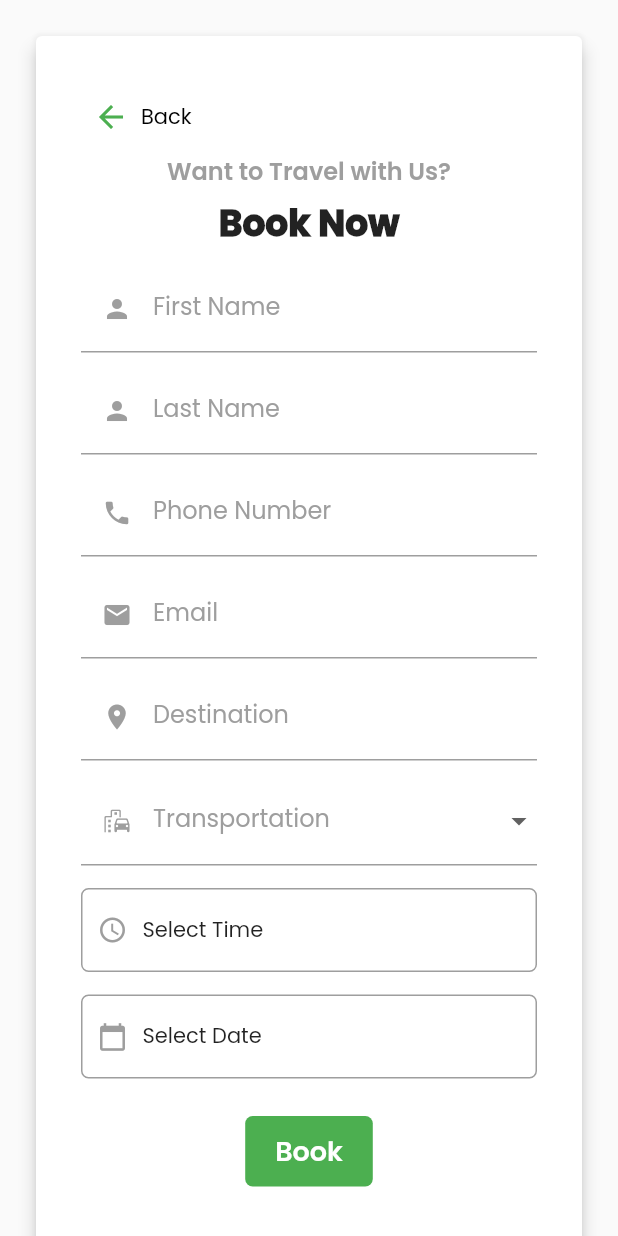
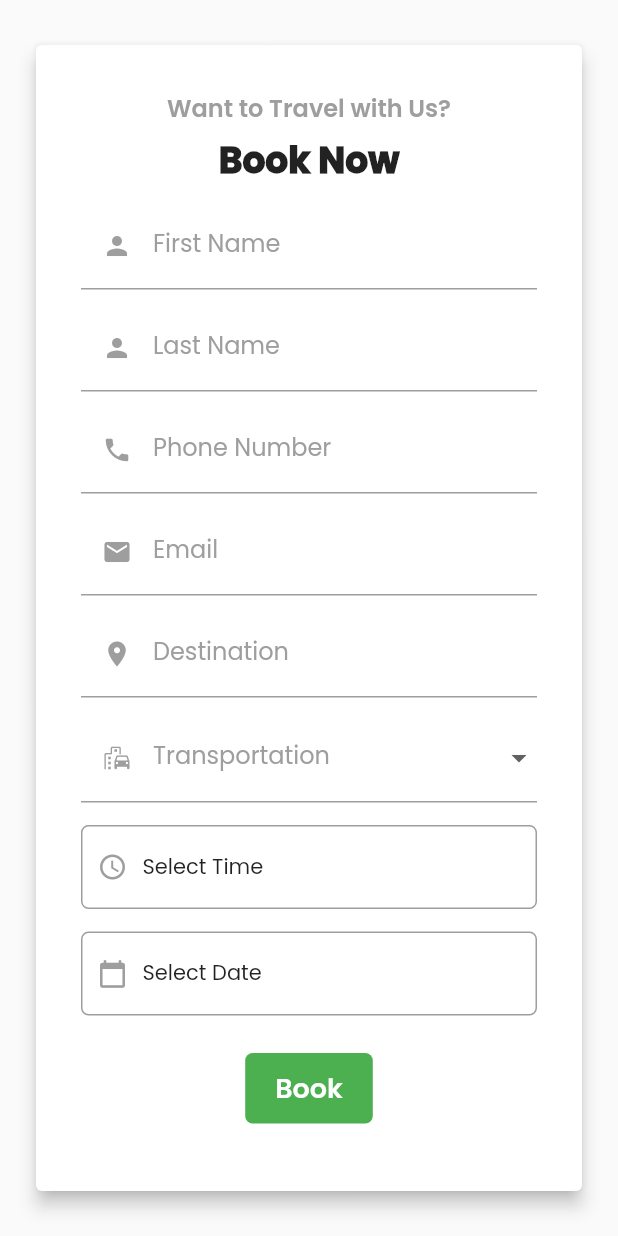
Before and after one commit to eenlpe1/Naga-Yon, a Flutter app: the BookScreen screen opened directly, after a tap on "Book", on a phone screen of 412 x 824 dp. Run offline on Flutter 3.47's test engine with Material 2 defaults, Android fonts, the phone set to English and light mode, and no system bars; network calls fail; statements that could not run were skipped.

Commit message:
Update booking

```diff
--- a/lib/screens/bookingscreen.dart
+++ b/lib/screens/bookingscreen.dart
@@ -2,6 +2,8 @@ import 'package:finalproject/screens/homescreen.dart';
 import 'package:flutter/material.dart';
 import 'package:http/http.dart' as http;
 import 'dart:convert';
+
+import 'loginscreen.dart';
 
 class BookScreen extends StatefulWidget {
   const BookScreen({Key? key, required this.destination}) : super(key: key);
@@ -28,12 +30,12 @@ class _BookScreenState extends State<BookScreen> {
     super.initState();
     destinationplan = TextEditingController(text: widget.destination);
   }
+
   @override
   void dispose() {
     destinationplan.dispose();
     super.dispose();
   }
-
 
   Future<void> sendData() async {
     final response = await http.post(
@@ -47,7 +49,7 @@ class _BookScreenState extends State<BookScreen> {
         'last_name': lastName.text,
         'phone_number': phoneNumber.text,
         'email': email.text,
-        'destinationplan': destinationplan.text,
+        'destination': destinationplan.text,
         'transportation': selectedTransportation,
         'time': selectedTime != null ? selectedTime!.format(context) : '',
         'date': selectedDate != null
@@ -58,12 +60,21 @@ class _BookScreenState extends State<BookScreen> {
 
     if (response.statusCode == 200) {
       // Data sent successfully
-
-      const snackBar = SnackBar(
-        content: Text('Your booking was created successfully'),
+      final snackBar = SnackBar(
+        content: const Text('Your booking was created successfully'),
         backgroundColor: Colors.green,
         behavior: SnackBarBehavior.floating,
-        duration: Duration(seconds: 5),
+        duration: const Duration(seconds: 5),
+        action: SnackBarAction(
+          label: 'Login',
+          textColor: Colors.green,
+          onPressed: () {
+            Navigator.pushReplacement(
+              context,
+              MaterialPageRoute(builder: (context) => const LoginScreen()),
+            );
+          },
+        ),
       );
       // ignore: use_build_context_synchronously
       ScaffoldMessenger.of(context).showSnackBar(snackBar);
@@ -109,20 +120,25 @@ class _BookScreenState extends State<BookScreen> {
   }
 
   List<String> transportationOptions = [
-    '2Go',
+    '-- Air Transportation --',
     'AirAsia Zest',
+    'Cebu Pacific',
+    'Cebgo',
+    'PAL Express',
+    'Skyjet',
+    '-- Land Transportation --',
     'Bicol Isarog Trans',
-    'Cebgo',
-    'Cebu Pacific',
+    'Cagsawa Travel and Tours',
     'Penafrancia Bus',
-    'Philtranco'
+    'Philtranco',
+    'Raymund Bus',
+    'Superlines Bus',
   ];
-
 
   @override
   Widget build(BuildContext context) {
     return Scaffold(
-      body: Center(
+        body: Center(
       child: SingleChildScrollView(
         child: Padding(
           padding: const EdgeInsets.all(20.0),
@@ -135,27 +151,27 @@ class _BookScreenState extends State<BookScreen> {
                 child: Column(
                   mainAxisSize: MainAxisSize.min,
                   children: [
-                    Align(
+                    const Align(
                       alignment: Alignment.topLeft,
-                      child: TextButton.icon(
-                        onPressed: () {
-                          Navigator.pushReplacement(
-                            context,
-                            MaterialPageRoute(
-                                builder: (context) => const HomeScreen()),
-                          );
-                        },
-                        icon: const Icon(
-                          Icons.arrow_back,
-                          color: Colors.green,
-                        ),
-                        label: const Text(
-                          'Back',
-                          style: TextStyle(
-                            color: Colors.black,
-                          ),
-                        ),
-                      ),
+                      // child: TextButton.icon(
+                      //   onPressed: () {
+                      //     Navigator.pushReplacement(
+                      //       context,
+                      //       MaterialPageRoute(
+                      //           builder: (context) => const HomeScreen()),
+                      //     );
+                      //   },
+                      //   icon: const Icon(
+                      //     Icons.arrow_back,
+                      //     color: Colors.green,
+                      //   ),
+                      //   label: const Text(
+                      //     'Back',
+                      //     style: TextStyle(
+                      //       color: Colors.black,
+                      //     ),
+                      //   ),
+                      // ),
                     ),
                     const Text(
                       'Want to Travel with Us?',
@@ -346,7 +362,9 @@ class _BookScreenState extends State<BookScreen> {
                             Expanded(
                               child: Text(
                                 selectedDate != null
-                                    ? selectedDate!.toString()
+                                    ? selectedDate!
+                                        .toIso8601String()
+                                        .split('T')[0]
                                     : 'Select Date',
                               ),
                             ),
```
